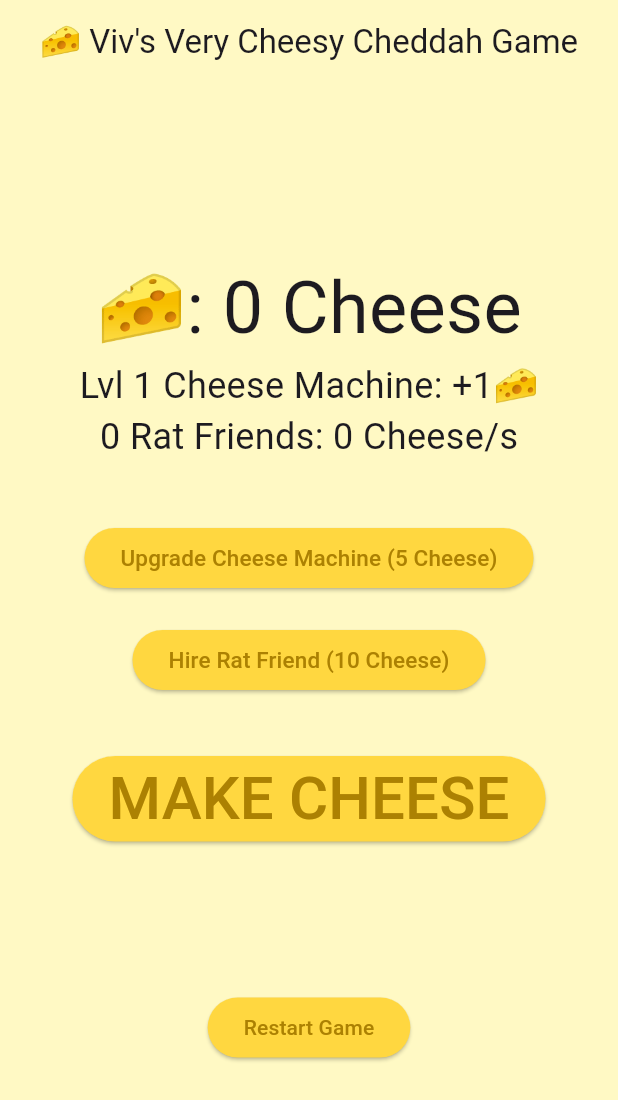
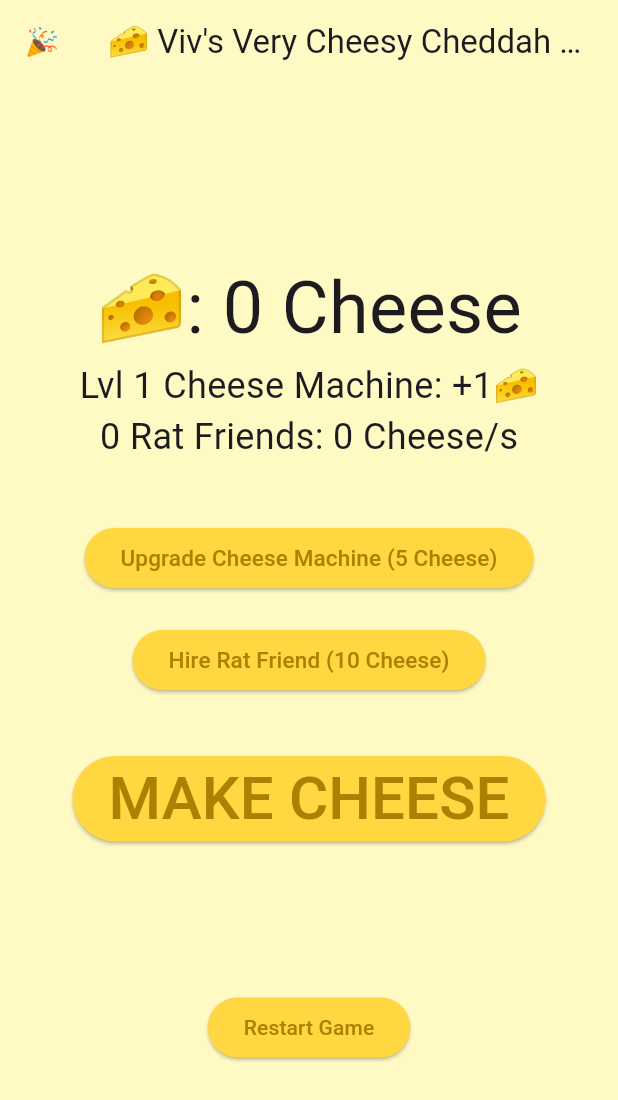
Before and after one commit to vivtratx/cheese-idle-game, a Flutter app: the screen it shows after launch, after a tap on "MAKE CHEESE", after a tap on "Restart Game", on a phone screen of 412 x 824 dp. Shown: the top 1100 px of the screen. Run offline on Flutter 3.47's test engine with Material 3 defaults, Android fonts, the phone set to English and light mode, and no system bars; our stand-ins replace confetti.

Commit message:
Added party mode

```diff
--- a/cheese_app/lib/main.dart
+++ b/cheese_app/lib/main.dart
@@ -1,8 +1,6 @@
 import 'package:confetti/confetti.dart';
-import 'package:flutter/cupertino.dart';
 import 'package:flutter/material.dart';
 import 'dart:async';
-import 'dart:core';
 
 void main() {
   runApp(const MainApp());
@@ -25,118 +23,182 @@ class CounterPage extends StatefulWidget {
 
 class _CounterPageState extends State<CounterPage> {
 
-  // Confetti
-  late final ConfettiController controller =
-      ConfettiController(duration: const Duration(milliseconds: 700));
+  late final ConfettiController _confetti =
+      ConfettiController(duration: const Duration(seconds: 3));
 
+  // Initialize everything we'll need
   int _cheese = 0;
   int _level = 1;
   int _numRats = 0;
   int _machineCost = 5;
   int _friendCost = 10;
 
-  // Timer stuff for hiring rat friends
-  Timer? _timer;
+  // Timer stuffs
+  Timer? _incomeTimer;
+
+  // Party mode: solid color cycling
+  bool _party = false;
+  Timer? _partyTimer;
+  int _colorIndex = 0;
+  Color _backgroundColor = Colors.yellow[100]!;
+
+  static final List<Color> _rainbow = <Color>[
+    Colors.red,
+    Colors.orange,
+    Colors.yellow,
+    Colors.green,
+    Colors.blue,
+    Colors.indigo,
+    Colors.purple,
+  ];
+
   @override
   void initState() {
     super.initState();
-    _timer = Timer.periodic(const Duration(seconds: 1), (_){
-      if (_numRats > 0){
-        setState(() {
-          _cheese += _numRats;
-        });
+    _incomeTimer = Timer.periodic(const Duration(seconds: 1), (_) {
+      if (_numRats > 0) {
+        setState(() => _cheese += _numRats);
       }
     });
   }
 
   @override
+  // Always clean up your timers!
   void dispose() {
-    _timer?.cancel(); // Always clean up timers
+    _incomeTimer?.cancel();
+    _partyTimer?.cancel();
+    _confetti.dispose();
     super.dispose();
   }
-  // END TIMER
 
-  // Add Cheese
   void _incrementCheese() {
-    _cheese = (_cheese+1 * _level);
-    setState(() {});
+    setState(() {
+      _cheese += _level; // precedence fix
+    });
   }
 
-  // Upgrade Cheese Maker Machine
-  void _upgradeMachine(){
-    if (_cheese > _machineCost-1){
+  void _upgradeMachine() {
+    if (_cheese >= _machineCost) {
+      setState(() {
         _cheese -= _machineCost;
-      _machineCost+=(5*_level);
+        _machineCost += (5 * _level);
         _level++;
+      });
     }
-    setState(() {});
   }
 
-  // Need method to hire rat friend
-  void _hireRat(){
-    if (_cheese > _friendCost-1){
+  void _hireRat() {
+    if (_cheese >= _friendCost) {
+      setState(() {
         _cheese -= _friendCost;
-      _friendCost+=(5*_level);
+        _friendCost += (5 * _level);
         _numRats++;
+      });
     }
-    setState(() {});
   }
 
-  // RESTART GAME
-  void _restart(){
+  void _toggleParty() {
+    setState(() {
+      _party = !_party;
+      if (_party) {
+        // start color cycling + confetti
+        _confetti.play();
+        _partyTimer?.cancel();
+        _partyTimer = Timer.periodic(const Duration(milliseconds: 500), (_) {
+          setState(() {
+            _backgroundColor = _rainbow[_colorIndex % _rainbow.length];
+            _colorIndex++;
+          });
+        });
+      } else {
+        // stop party + restore yellow
+        _confetti.stop();
+        _partyTimer?.cancel();
+        _backgroundColor = Colors.yellow[100]!;
+      }
+    });
+  }
+
+  void _restart() {
+    setState(() {
       _cheese = 0;
       _level = 1;
       _numRats = 0;
       _machineCost = 5;
       _friendCost = 10;
-    controller.stop();
-    controller.play();
-    setState(() {});
+
+      _party = false;
+      _partyTimer?.cancel();
+      _confetti.stop();
+      _backgroundColor = Colors.yellow[100]!;
+    });
   }
 
   @override
   Widget build(BuildContext context) {
     return Stack(
-      children:[
+      children: [
+        // Core UI
         Scaffold(
-          backgroundColor: Colors.yellow[100],
-          appBar: AppBar(centerTitle: true, forceMaterialTransparency: true, title: const Text("🧀 Viv's Very Cheesy Cheddah Game")),
+          backgroundColor: _backgroundColor,
+          appBar: AppBar(
+            centerTitle: true,
+            forceMaterialTransparency: true,
+            title: const Text("🧀 Viv's Very Cheesy Cheddah Game"),
+            leading: IconButton(
+              tooltip: _party ? 'STOP DA PARTY' : 'PAAARTAYYYYY!',
+              icon: Text(_party ? 'X' : '🎉', style: const TextStyle(fontSize: 18)),
+              onPressed: _toggleParty,
+            ),
+          ),
           body: Center(
             child: Column(
               mainAxisAlignment: MainAxisAlignment.center,
               children: [
-
-                //Text('$_counter', style: const TextStyle(fontSize: 48, fontWeight: FontWeight.bold)),
-
                 Text('🧀: $_cheese Cheese', style: const TextStyle(fontSize: 48)),
-                Text('Lvl $_level Cheese Machine: +$_level🧀', style:const TextStyle(fontSize: 24)),
-                Text('$_numRats Rat Friends: $_numRats Cheese/s', style:const TextStyle(fontSize: 24)),
-
+                Text('Lvl $_level Cheese Machine: +$_level🧀',
+                    style: const TextStyle(fontSize: 24)),
+                Text('$_numRats Rat Friends: $_numRats Cheese/s',
+                    style: const TextStyle(fontSize: 24)),
 
                 const SizedBox(height: 40),
                 ElevatedButton(
-                  style: ElevatedButton.styleFrom(foregroundColor: const Color.fromARGB(255, 172, 129, 2), backgroundColor: Colors.amberAccent),
+                  style: ElevatedButton.styleFrom(
+                    foregroundColor: const Color.fromARGB(255, 172, 129, 2),
+                    backgroundColor: Colors.amberAccent,
+                  ),
                   onPressed: _upgradeMachine,
-                  child: Text('Upgrade Cheese Machine ($_machineCost Cheese)', style: TextStyle(fontSize: 15)),
+                  child: Text('Upgrade Cheese Machine ($_machineCost Cheese)',
+                      style: const TextStyle(fontSize: 15)),
                 ),
 
                 const SizedBox(height: 20),
                 ElevatedButton(
-                  style: ElevatedButton.styleFrom(foregroundColor: const Color.fromARGB(255, 172, 129, 2), backgroundColor: Colors.amberAccent),
+                  style: ElevatedButton.styleFrom(
+                    foregroundColor: const Color.fromARGB(255, 172, 129, 2),
+                    backgroundColor: Colors.amberAccent,
+                  ),
                   onPressed: _hireRat,
-                  child: Text('Hire Rat Friend ($_friendCost Cheese)', style: TextStyle(fontSize: 15)),
+                  child: Text('Hire Rat Friend ($_friendCost Cheese)',
+                      style: const TextStyle(fontSize: 15)),
                 ),
 
                 const SizedBox(height: 40),
                 ElevatedButton(
-                  style: ElevatedButton.styleFrom(foregroundColor: const Color.fromARGB(255, 172, 129, 2), backgroundColor: Colors.amberAccent),
+                  style: ElevatedButton.styleFrom(
+                    foregroundColor: const Color.fromARGB(255, 172, 129, 2),
+                    backgroundColor: Colors.amberAccent,
+                  ),
                   onPressed: _incrementCheese,
                   child: const Text('MAKE CHEESE', style: TextStyle(fontSize: 40)),
                 ),
 
                 const SizedBox(height: 100),
                 ElevatedButton(
-                  style: ElevatedButton.styleFrom(foregroundColor: const Color.fromARGB(255, 172, 129, 2), backgroundColor: Colors.amberAccent),
+                  style: ElevatedButton.styleFrom(
+                    foregroundColor: const Color.fromARGB(255, 172, 129, 2),
+                    backgroundColor: Colors.amberAccent,
+                  ),
                   onPressed: _restart,
                   child: const Text('Restart Game'),
                 ),
@@ -144,20 +206,31 @@ class _CounterPageState extends State<CounterPage> {
             ),
           ),
         ),
+
+        // Confetti for da party (only in party mode)
         Align(
           alignment: Alignment.topCenter,
           child: ConfettiWidget(
-            confettiController: controller,
+            confettiController: _confetti,
+            shouldLoop: true,
             blastDirectionality: BlastDirectionality.explosive,
-            emissionFrequency: 0.1,
+            emissionFrequency: _party ? 0.08 : 0.0, // off when not partying
+            numberOfParticles: 18,
             minBlastForce: 149,
             maxBlastForce: 150,
-            numberOfParticles: 30,
-            gravity: 1,
-            colors: [const Color.fromARGB(255, 235, 159, 19)],
+            gravity: 0.7,
+            colors: const [
+              Colors.red,
+              Colors.orange,
+              Colors.yellow,
+              Colors.green,
+              Colors.blue,
+              Colors.indigo,
+              Colors.purple,
+            ],
           ),
         ),
-      ]
+      ],
     );
   }
 }
```
Lines whose indentation alone changed are shown as unchanged.
